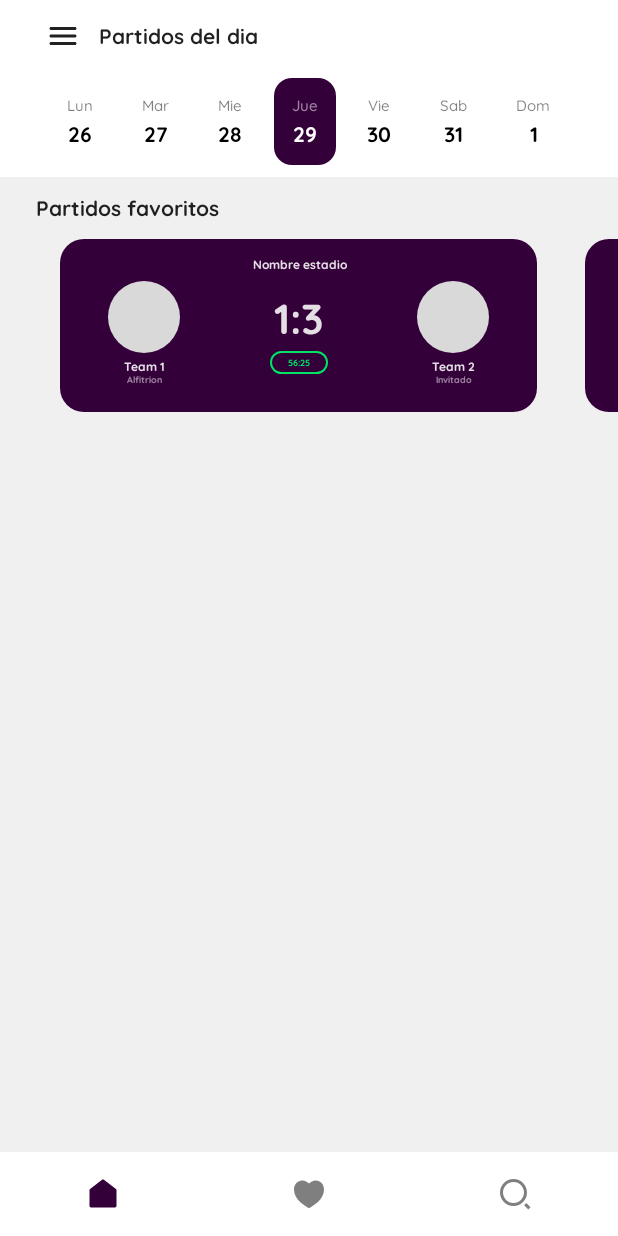
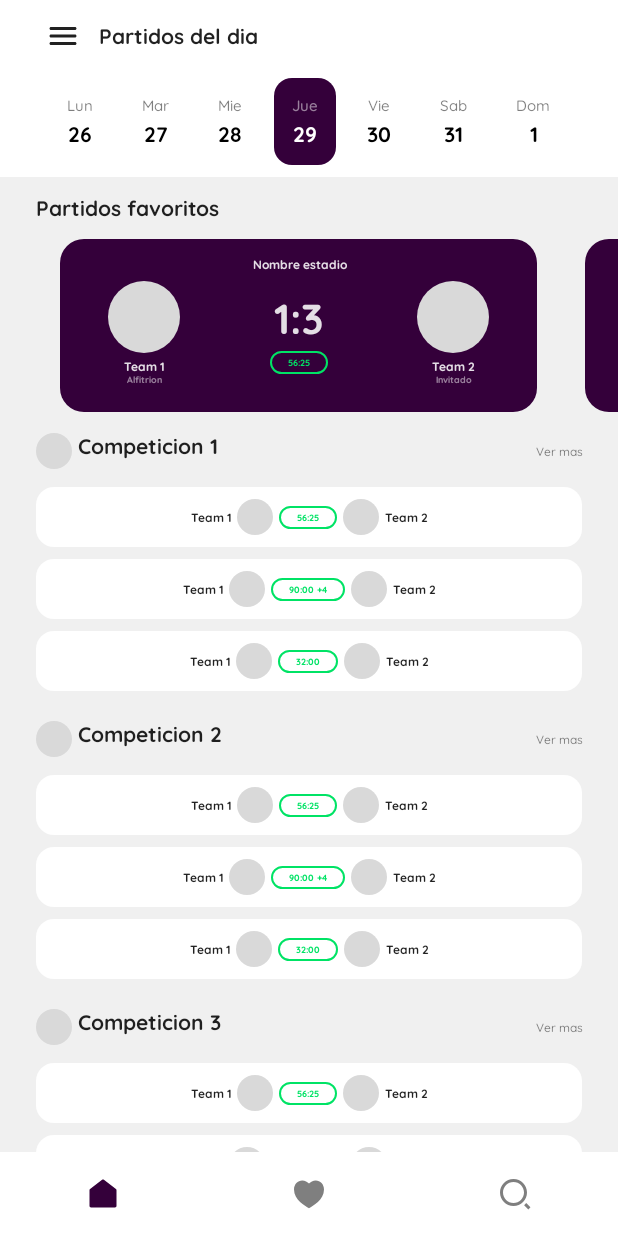
Before and after one commit to jisusmadrid22/SporToMeApp, an Android app built with Jetpack Compose: the HomeScreen screen opened through its navigation route, on a phone screen of 412 x 824 dp. Run offline under Robolectric (Android 15) with nearby library versions, the phone set to English and light mode, and no system bars; our stand-ins replace Dagger/Hilt's generated code.

Commit message:
home design complete

```diff
--- a/app/src/main/java/com/yzdev/sportome/common/GetData.kt
+++ b/app/src/main/java/com/yzdev/sportome/common/GetData.kt
@@ -166,7 +166,8 @@ fun getTeamMatch(): List<TeamMatch>{
                     goal = 3
                 )
             ),
-            time = "56:25"
+            time = "56:25",
+            dateTime = "09:00 Am"
         ),
         TeamMatch(
             stadium = "Nombre estadio",
@@ -182,7 +183,8 @@ fun getTeamMatch(): List<TeamMatch>{
                     goal = 0
                 )
             ),
-            time = "90:00+4"
+            time = "90:00 +4",
+            dateTime = "03:00 Pm"
         ),
         TeamMatch(
             stadium = "Nombre estadio",
@@ -198,7 +200,25 @@ fun getTeamMatch(): List<TeamMatch>{
                     goal = 0
                 )
             ),
-            time = "32:00"
+            time = "32:00",
+            dateTime = "04:00 Pm"
+        ),
+        TeamMatch(
+            stadium = "Nombre estadio",
+            teams = listOf(
+                TeamInfo(
+                    nameTeam = "Team 1",
+                    typeTeam = "Alfitrion",
+                    goal = 1
+                ),
+                TeamInfo(
+                    nameTeam = "Team 2",
+                    typeTeam = "Invitado",
+                    goal = 0
+                )
+            ),
+            time = "32:00",
+            dateTime = "12:00 Pm"
         )
     )
 }
@@ -206,7 +226,8 @@ fun getTeamMatch(): List<TeamMatch>{
 data class TeamMatch(
     val stadium: String,
     val teams: List<TeamInfo>,
-    val time: String
+    val time: String,
+    val dateTime: String
 )
 
 data class TeamInfo(
@@ -214,3 +235,31 @@ data class TeamInfo(
     val typeTeam: String,
     val goal: Int
 )
+
+/** competition list*/
+
+fun getListCompetition(): List<Competition>{
+    return listOf(
+        Competition(
+            name = "Competicion 1",
+            matches = getTeamMatch()
+        ),
+        Competition(
+            name = "Competicion 2",
+            matches = getTeamMatch()
+        ),
+        Competition(
+            name = "Competicion 3",
+            matches = getTeamMatch()
+        ),
+        Competition(
+            name = "Competicion 4",
+            matches = getTeamMatch()
+        )
+    )
+}
+
+data class Competition(
+    val name: String,
+    val matches: List<TeamMatch>
+)
--- a/app/src/main/java/com/yzdev/sportome/presentation/Navigation.kt
+++ b/app/src/main/java/com/yzdev/sportome/presentation/Navigation.kt
@@ -8,6 +8,7 @@ import androidx.navigation.compose.NavHost
 import androidx.navigation.compose.composable
 import androidx.navigation.compose.rememberNavController
 import com.yzdev.sportome.presentation.screens.home.HomeScreen
+import com.yzdev.sportome.presentation.screens.home.HomeViewModel
 import com.yzdev.sportome.presentation.screens.tutorial.IntroTutorialScreen
 import com.yzdev.sportome.presentation.screens.tutorial.TutorialViewModel
 
@@ -17,7 +18,7 @@ fun Navigation() {
 
     NavHost(
         navController = navigation,
-        startDestination = Destination.TUTORIAL.screenRoute
+        startDestination = Destination.HOME.screenRoute
     ){
         /** ON BOARDING SCREEN*/
         composable(
@@ -45,10 +46,12 @@ fun Navigation() {
         composable(
             route = Destination.HOME.screenRoute
         ){
-            //val viewmodel: HomeViewModel = viewModel()
+            val viewModel: HomeViewModel = viewModel()
 
             Box(modifier = Modifier.fillMaxSize()){
-                HomeScreen()
+                HomeScreen(
+                    viewModel = viewModel
+                )
             }
         }
     }
--- a/app/src/main/java/com/yzdev/sportome/presentation/screens/home/HomeScreen.kt
+++ b/app/src/main/java/com/yzdev/sportome/presentation/screens/home/HomeScreen.kt
@@ -1,22 +1,17 @@
 package com.yzdev.sportome.presentation.screens.home
 
-import androidx.compose.material.BottomAppBar
 import androidx.compose.material.Scaffold
 import androidx.compose.material.Text
 import androidx.compose.material.rememberScaffoldState
 import androidx.compose.runtime.Composable
-import androidx.compose.runtime.LaunchedEffect
-import androidx.compose.ui.tooling.preview.Preview
-import androidx.navigation.NavHostController
 import androidx.navigation.compose.rememberNavController
 import com.yzdev.sportome.common.getListItemBottomApp
 import com.yzdev.sportome.presentation.screens.home.composables.BottomAppDesign
 import com.yzdev.sportome.presentation.screens.home.composables.NavigationHome
-import com.yzdev.sportome.presentation.ui.theme.gray
 import com.yzdev.sportome.presentation.ui.theme.grayBackground
 
 @Composable
-fun HomeScreen() {
+fun HomeScreen(viewModel: HomeViewModel) {
     val navHostController = rememberNavController()
     val scaffoldState = rememberScaffoldState()
 
@@ -25,7 +20,8 @@ fun HomeScreen() {
         bottomBar = {
             BottomAppDesign(
                 navHostController = navHostController,
-                listItems = getListItemBottomApp()
+                listItems = getListItemBottomApp(),
+                bottomAppBarState = true
             )
         },
         drawerContent = {
@@ -33,6 +29,6 @@ fun HomeScreen() {
         },
         backgroundColor = grayBackground
     ) {
-        NavigationHome(navHostController = navHostController, scaffoldState = scaffoldState)
+        NavigationHome(navHostController = navHostController, scaffoldState = scaffoldState, homeViewModel = viewModel)
     }
 }
--- /dev/null
+++ b/app/src/main/java/com/yzdev/sportome/presentation/screens/home/HomeViewModel.kt
@@ -0,0 +1,8 @@
+package com.yzdev.sportome.presentation.screens.home
+
+import androidx.compose.runtime.mutableStateOf
+import androidx.lifecycle.ViewModel
+
+class HomeViewModel: ViewModel() {
+
+}
--- a/app/src/main/java/com/yzdev/sportome/presentation/screens/home/composables/BottomAppNavDesign.kt
+++ b/app/src/main/java/com/yzdev/sportome/presentation/screens/home/composables/BottomAppNavDesign.kt
@@ -1,5 +1,8 @@
 package com.yzdev.sportome.presentation.screens.home.composables
 
+import androidx.compose.animation.AnimatedVisibility
+import androidx.compose.animation.slideInVertically
+import androidx.compose.animation.slideOutVertically
 import androidx.compose.material.BottomNavigation
 import androidx.compose.material.BottomNavigationItem
 import androidx.compose.material.Icon
@@ -17,10 +20,16 @@ import com.yzdev.sportome.presentation.Destination
 @Composable
 fun BottomAppDesign(
     navHostController: NavHostController,
-    listItems: List<DestinationHome>
+    listItems: List<DestinationHome>,
+    bottomAppBarState: Boolean
 ) {
     val currentPage = getCurrentPage(navHostController = navHostController)
 
+    AnimatedVisibility(
+        visible = bottomAppBarState,
+        enter = slideInVertically(initialOffsetY = { it }),
+        exit = slideOutVertically(targetOffsetY = { it }),
+    ) {
         BottomNavigation(
             backgroundColor = Color.White,
             elevation = 0.dp
@@ -47,3 +56,4 @@ fun BottomAppDesign(
             }
         }
     }
+}
--- a/app/src/main/java/com/yzdev/sportome/presentation/screens/home/composables/NavigationHome.kt
+++ b/app/src/main/java/com/yzdev/sportome/presentation/screens/home/composables/NavigationHome.kt
@@ -9,12 +9,14 @@ import androidx.compose.ui.Modifier
 import androidx.navigation.NavHostController
 import androidx.navigation.compose.NavHost
 import androidx.navigation.compose.composable
+import com.yzdev.sportome.presentation.screens.home.HomeViewModel
 import com.yzdev.sportome.presentation.screens.today_match.TodayMatchScreen
 
 @Composable
 fun NavigationHome(
     navHostController: NavHostController,
-    scaffoldState: ScaffoldState
+    scaffoldState: ScaffoldState,
+    homeViewModel: HomeViewModel
 ) {
     NavHost(
         navController = navHostController,
@@ -28,7 +30,8 @@ fun NavigationHome(
 
             Box(modifier = Modifier.fillMaxSize()){
                 TodayMatchScreen(
-                    scaffoldState = scaffoldState
+                    scaffoldState = scaffoldState,
+                    homeViewModel = homeViewModel
                 )
             }
         }
--- a/app/src/main/java/com/yzdev/sportome/presentation/screens/today_match/TodayMatchScreen.kt
+++ b/app/src/main/java/com/yzdev/sportome/presentation/screens/today_match/TodayMatchScreen.kt
@@ -1,54 +1,59 @@
 package com.yzdev.sportome.presentation.screens.today_match
 
+import android.util.Log
 import androidx.compose.foundation.background
-import androidx.compose.foundation.clickable
 import androidx.compose.foundation.layout.*
 import androidx.compose.foundation.lazy.LazyColumn
 import androidx.compose.foundation.lazy.LazyRow
 import androidx.compose.foundation.lazy.items
-import androidx.compose.foundation.shape.CircleShape
-import androidx.compose.foundation.shape.RoundedCornerShape
+import androidx.compose.foundation.lazy.rememberLazyListState
 import androidx.compose.material.ScaffoldState
 import androidx.compose.material.Text
 import androidx.compose.material.icons.Icons
 import androidx.compose.material.icons.rounded.Menu
 import androidx.compose.runtime.Composable
+import androidx.compose.runtime.LaunchedEffect
 import androidx.compose.runtime.rememberCoroutineScope
 import androidx.compose.ui.Alignment
 import androidx.compose.ui.Modifier
-import androidx.compose.ui.draw.clip
+import androidx.compose.ui.graphics.Color
 import androidx.compose.ui.text.TextStyle
 import androidx.compose.ui.text.font.FontWeight
 import androidx.compose.ui.unit.dp
 import androidx.compose.ui.unit.sp
 import com.yzdev.sportome.R
-import com.yzdev.sportome.common.AppResource
+import com.yzdev.sportome.common.*
 import com.yzdev.sportome.common.composable.topBarDesign.TopBarModern
-import com.yzdev.sportome.common.getAllDateOfWeek
-import com.yzdev.sportome.common.getCurrentDay
-import com.yzdev.sportome.common.getTeamMatch
+import com.yzdev.sportome.presentation.screens.home.HomeViewModel
 import com.yzdev.sportome.presentation.screens.today_match.composable.CalendarWeek
+import com.yzdev.sportome.presentation.screens.today_match.composable.CompetitionList
 import com.yzdev.sportome.presentation.screens.today_match.composable.FavoriteMatchDesign
 import com.yzdev.sportome.presentation.ui.theme.QuickSandFont
-import com.yzdev.sportome.presentation.ui.theme.gray
 import kotlinx.coroutines.launch
 
 @Composable
 fun TodayMatchScreen(
-    scaffoldState: ScaffoldState
+    scaffoldState: ScaffoldState,
+    homeViewModel: HomeViewModel
 ) {
     TodayMatchLayout(
-        scaffoldState = scaffoldState
+        scaffoldState = scaffoldState,
+        homeViewModel = homeViewModel
     )
 }
 
 @Composable
 fun TodayMatchLayout(
-    scaffoldState: ScaffoldState
+    scaffoldState: ScaffoldState,
+    homeViewModel: HomeViewModel
 ) {
     val scope = rememberCoroutineScope()
+    val stateList = rememberLazyListState()
 
-    LazyColumn{
+    Column {
+        LazyColumn(
+            state = stateList
+        ){
             item {
                 TopBarModern(
                     textTitle = AppResource.getString(R.string.todayMatchTitle),
@@ -88,6 +93,7 @@ fun TodayMatchLayout(
                 Spacer(modifier = Modifier.padding(top = 12.dp))
             }
 
+            /** favorite matches list*/
             item {
                 LazyRow{
                     item {
@@ -108,5 +114,26 @@ fun TodayMatchLayout(
                     }
                 }
             }
+
+            item {
+                Spacer(modifier = Modifier.padding(top = 6.dp))
+            }
+
+            items(getListCompetition()){item ->
+                CompetitionList(
+                    item = item,
+                    onClickShowMore = {
+
+                    },
+                    onClickItemMatch = {
+
+                    }
+                )
+            }
+
+            item {
+                Spacer(modifier = Modifier.padding(top = 56.dp))
             }
         }
+    }
+}
--- /dev/null
+++ b/app/src/main/java/com/yzdev/sportome/presentation/screens/today_match/composable/CompetitionItemDesign.kt
@@ -0,0 +1,114 @@
+@file:OptIn(ExperimentalMaterialApi::class)
+
+package com.yzdev.sportome.presentation.screens.today_match.composable
+
+import androidx.compose.foundation.background
+import androidx.compose.foundation.border
+import androidx.compose.foundation.layout.*
+import androidx.compose.foundation.shape.CircleShape
+import androidx.compose.foundation.shape.RoundedCornerShape
+import androidx.compose.material.Card
+import androidx.compose.material.ExperimentalMaterialApi
+import androidx.compose.material.Text
+import androidx.compose.runtime.Composable
+import androidx.compose.ui.Alignment
+import androidx.compose.ui.Modifier
+import androidx.compose.ui.draw.clip
+import androidx.compose.ui.graphics.Color
+import androidx.compose.ui.text.TextStyle
+import androidx.compose.ui.text.font.FontWeight
+import androidx.compose.ui.text.style.TextAlign
+import androidx.compose.ui.unit.dp
+import androidx.compose.ui.unit.sp
+import com.yzdev.sportome.common.Competition
+import com.yzdev.sportome.common.TeamMatch
+import com.yzdev.sportome.presentation.ui.theme.QuickSandFont
+import com.yzdev.sportome.presentation.ui.theme.gray
+import com.yzdev.sportome.presentation.ui.theme.greenSuccess
+
+@Composable
+fun CompetitionItemDesign(
+    item: TeamMatch,
+    onClick: ()-> Unit
+) {
+
+    val spacer = 2.dp
+
+    Card(
+        modifier = Modifier
+            .fillMaxWidth(),
+        backgroundColor = Color.White,
+        elevation = 0.dp,
+        shape = RoundedCornerShape(12.dp),
+        onClick = {
+
+        }
+    ) {
+        Row(
+            modifier = Modifier
+                .fillMaxWidth()
+                .padding(vertical = 8.dp),
+            verticalAlignment = Alignment.CenterVertically,
+            horizontalArrangement = Arrangement.Center
+        ) {
+            Text(
+                text = item.teams.first().nameTeam,
+                style = TextStyle(
+                    fontWeight = FontWeight.Bold,
+                    fontSize = 8.sp,
+                    fontFamily = QuickSandFont,
+                ),
+                textAlign = TextAlign.End
+            )
+
+            Spacer(modifier = Modifier.padding(spacer))
+
+            Box(modifier = Modifier
+                .size(24.dp)
+                .clip(CircleShape)
+                .background(gray))
+
+            Spacer(modifier = Modifier.padding(spacer))
+
+            Box(
+                modifier = Modifier
+                    .border(width = 1.dp, color = greenSuccess, shape = RoundedCornerShape(12.dp))
+                    .clip(
+                        RoundedCornerShape(12.dp)
+                    )
+                    .background(Color.Transparent)
+            ) {
+                Text(
+                    modifier = Modifier.padding(horizontal = 12.dp, vertical = 4.dp),
+                    text = item.time,
+                    style = TextStyle(
+                        fontWeight = FontWeight.Bold,
+                        fontSize = 6.sp,
+                        fontFamily = QuickSandFont,
+                        color = greenSuccess
+                    ),
+                    textAlign = TextAlign.Center
+                )
+            }
+
+            Spacer(modifier = Modifier.padding(spacer))
+
+            Box(modifier = Modifier
+                .size(24.dp)
+                .clip(CircleShape)
+                .background(gray))
+
+            Spacer(modifier = Modifier.padding(spacer))
+
+            Text(
+                text = item.teams.last().nameTeam,
+                style = TextStyle(
+                    fontWeight = FontWeight.Bold,
+                    fontSize = 8.sp,
+                    fontFamily = QuickSandFont
+                ),
+                textAlign = TextAlign.Start
+            )
+        }
+    }
+}
--- /dev/null
+++ b/app/src/main/java/com/yzdev/sportome/presentation/screens/today_match/composable/CompetitionList.kt
@@ -0,0 +1,84 @@
+package com.yzdev.sportome.presentation.screens.today_match.composable
+
+import androidx.compose.foundation.background
+import androidx.compose.foundation.clickable
+import androidx.compose.foundation.layout.*
+import androidx.compose.foundation.lazy.LazyColumn
+import androidx.compose.foundation.lazy.items
+import androidx.compose.foundation.shape.CircleShape
+import androidx.compose.material.Text
+import androidx.compose.runtime.Composable
+import androidx.compose.ui.Alignment
+import androidx.compose.ui.Modifier
+import androidx.compose.ui.draw.clip
+import androidx.compose.ui.graphics.Color
+import androidx.compose.ui.text.TextStyle
+import androidx.compose.ui.text.font.FontWeight
+import androidx.compose.ui.text.style.TextAlign
+import androidx.compose.ui.unit.dp
+import androidx.compose.ui.unit.sp
+import com.yzdev.sportome.R
+import com.yzdev.sportome.common.AppResource
+import com.yzdev.sportome.common.Competition
+import com.yzdev.sportome.common.TeamMatch
+import com.yzdev.sportome.presentation.ui.theme.QuickSandFont
+import com.yzdev.sportome.presentation.ui.theme.gray
+
+@Composable
+fun CompetitionList(
+    item: Competition,
+    onClickShowMore: ()-> Unit,
+    onClickItemMatch: (TeamMatch)-> Unit
+) {
+    Column(
+        modifier = Modifier
+            .fillMaxWidth()
+            .padding(horizontal = 24.dp, vertical = 8.dp),
+        horizontalAlignment = Alignment.CenterHorizontally
+    ) {
+
+        Row(
+            modifier = Modifier.fillMaxWidth(),
+            horizontalArrangement = Arrangement.SpaceBetween,
+            verticalAlignment = Alignment.CenterVertically
+        ){
+            Row {
+                Box(modifier = Modifier
+                    .size(24.dp)
+                    .clip(CircleShape)
+                    .background(gray)
+                )
+
+                Text(
+                    text = " ${item.name}",
+                    style = TextStyle(
+                        fontWeight = FontWeight.Bold,
+                        fontSize = 14.sp,
+                        fontFamily = QuickSandFont
+                    )
+                )
+            }
+
+            Text(
+                modifier = Modifier.clickable { onClickShowMore() },
+                text = AppResource.getString(R.string.showMore),
+                style = TextStyle(
+                    fontWeight = FontWeight.Medium,
+                    fontSize = 8.sp,
+                    fontFamily = QuickSandFont,
+                    color = Color.Black.copy(alpha = 0.5f)
+                ),
+                textAlign = TextAlign.End
+            )
+        }
+
+        Spacer(modifier = Modifier.padding(top = 8.dp))
+
+        item.matches.take(3).forEach {
+            CompetitionItemDesign(item = it) {
+                onClickItemMatch(it)
+            }
+        }
+
+    }
+}
--- a/app/src/main/res/values/strings.xml
+++ b/app/src/main/res/values/strings.xml
@@ -23,4 +23,5 @@
     <string name="saturday">Sabado</string>
     <string name="sunday">Domingo</string>
     <string name="match_favorites">Partidos favoritos</string>
+    <string name="showMore">Ver mas</string>
 </resources>
```
Lines whose indentation alone changed are shown as unchanged.
